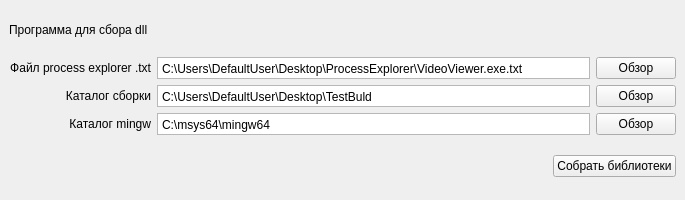
Above: mainwindow.ui from DmB0l/BuilderRedistFromProcExpl before the change. Below: the same form after it.
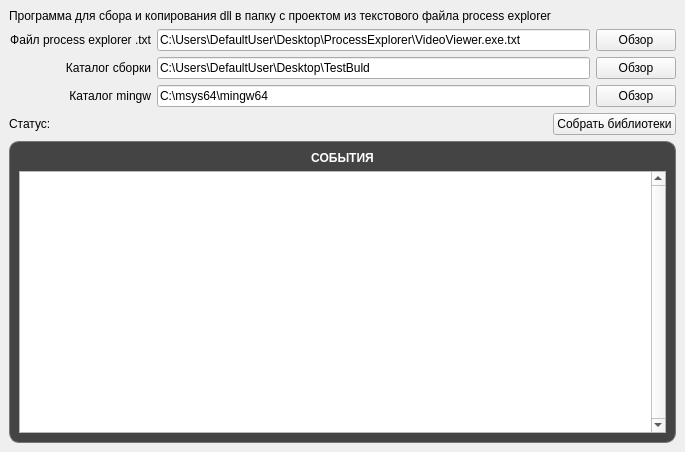
That is the form after the change.

Patch:
```diff
--- a/mainwindow.ui
+++ b/mainwindow.ui
@@ -7,7 +7,7 @@
     <x>0</x>
     <y>0</y>
     <width>685</width>
-    <height>200</height>
+    <height>452</height>
    </rect>
   </property>
   <property name="minimumSize">
@@ -17,44 +17,12 @@
    </size>
   </property>
   <property name="windowTitle">
-   <string>MainWindow</string>
+   <string>BuilderRedistFromProcExpl</string>
   </property>
   <widget class="QWidget" name="centralwidget">
    <layout class="QGridLayout" name="gridLayout">
-    <item row="5" column="2">
-     <widget class="QPushButton" name="PB_startBuild">
-      <property name="sizePolicy">
-       <sizepolicy hsizetype="Maximum" vsizetype="Maximum">
-        <horstretch>0</horstretch>
-        <verstretch>0</verstretch>
-       </sizepolicy>
-      </property>
-      <property name="text">
-       <string>Собрать библиотеки</string>
-      </property>
-     </widget>
-    </item>
     <item row="1" column="1" colspan="2">
      <layout class="QGridLayout" name="gridLayout_3">
-      <item row="2" column="1">
-       <widget class="QPlainTextEdit" name="PTE_mingwDir">
-        <property name="sizePolicy">
-         <sizepolicy hsizetype="Preferred" vsizetype="Ignored">
-          <horstretch>0</horstretch>
-          <verstretch>0</verstretch>
-         </sizepolicy>
-        </property>
-        <property name="verticalScrollBarPolicy">
-         <enum>Qt::ScrollBarPolicy::ScrollBarAlwaysOff</enum>
-        </property>
-        <property name="horizontalScrollBarPolicy">
-         <enum>Qt::ScrollBarPolicy::ScrollBarAlwaysOff</enum>
-        </property>
-        <property name="plainText">
-         <string>C:\msys64\mingw64</string>
-        </property>
-       </widget>
-      </item>
       <item row="2" column="2">
        <widget class="QPushButton" name="PB_browseMingwDir">
         <property name="sizePolicy">
@@ -68,38 +36,6 @@
         </property>
        </widget>
       </item>
-      <item row="0" column="2">
-       <widget class="QPushButton" name="PB_browsePE">
-        <property name="sizePolicy">
-         <sizepolicy hsizetype="Maximum" vsizetype="Maximum">
-          <horstretch>0</horstretch>
-          <verstretch>0</verstretch>
-         </sizepolicy>
-        </property>
-        <property name="text">
-         <string>Обзор</string>
-        </property>
-       </widget>
-      </item>
-      <item row="1" column="1">
-       <widget class="QPlainTextEdit" name="PTE_buildDir">
-        <property name="sizePolicy">
-         <sizepolicy hsizetype="Preferred" vsizetype="Ignored">
-          <horstretch>0</horstretch>
-          <verstretch>0</verstretch>
-         </sizepolicy>
-        </property>
-        <property name="verticalScrollBarPolicy">
-         <enum>Qt::ScrollBarPolicy::ScrollBarAlwaysOff</enum>
-        </property>
-        <property name="horizontalScrollBarPolicy">
-         <enum>Qt::ScrollBarPolicy::ScrollBarAlwaysOff</enum>
-        </property>
-        <property name="plainText">
-         <string>C:\Users\DefaultUser\Desktop\TestBuld</string>
-        </property>
-       </widget>
-      </item>
       <item row="1" column="2">
        <widget class="QPushButton" name="PB_browseBuildDir">
         <property name="sizePolicy">
@@ -113,22 +49,17 @@
         </property>
        </widget>
       </item>
-      <item row="2" column="0">
-       <widget class="QLabel" name="label_3">
-        <property name="sizePolicy">
-         <sizepolicy hsizetype="Maximum" vsizetype="Maximum">
-          <horstretch>0</horstretch>
-          <verstretch>0</verstretch>
-         </sizepolicy>
-        </property>
-        <property name="layoutDirection">
-         <enum>Qt::LayoutDirection::RightToLeft</enum>
-        </property>
+      <item row="0" column="1">
+       <widget class="QLineEdit" name="PTE_procExplFile">
         <property name="text">
-         <string>Каталог mingw</string>
+         <string>C:\Users\DefaultUser\Desktop\ProcessExplorer\VideoViewer.exe.txt</string>
         </property>
-        <property name="alignment">
-         <set>Qt::AlignmentFlag::AlignRight|Qt::AlignmentFlag::AlignTrailing|Qt::AlignmentFlag::AlignVCenter</set>
+       </widget>
+      </item>
+      <item row="1" column="1">
+       <widget class="QLineEdit" name="PTE_buildDir">
+        <property name="text">
+         <string>C:\Users\DefaultUser\Desktop\TestBuld</string>
         </property>
        </widget>
       </item>
@@ -151,25 +82,42 @@
         </property>
        </widget>
       </item>
-      <item row="0" column="1">
-       <widget class="QPlainTextEdit" name="PTE_procExplFile">
+      <item row="0" column="2">
+       <widget class="QPushButton" name="PB_browsePE">
         <property name="sizePolicy">
-         <sizepolicy hsizetype="Preferred" vsizetype="Ignored">
+         <sizepolicy hsizetype="Maximum" vsizetype="Maximum">
           <horstretch>0</horstretch>
           <verstretch>0</verstretch>
          </sizepolicy>
         </property>
-        <property name="frameShape">
-         <enum>QFrame::Shape::StyledPanel</enum>
+        <property name="text">
+         <string>Обзор</string>
         </property>
-        <property name="verticalScrollBarPolicy">
-         <enum>Qt::ScrollBarPolicy::ScrollBarAlwaysOff</enum>
+       </widget>
+      </item>
+      <item row="2" column="1">
+       <widget class="QLineEdit" name="PTE_mingwDir">
+        <property name="text">
+         <string>C:\msys64\mingw64</string>
         </property>
-        <property name="horizontalScrollBarPolicy">
-         <enum>Qt::ScrollBarPolicy::ScrollBarAlwaysOff</enum>
+       </widget>
+      </item>
+      <item row="2" column="0">
+       <widget class="QLabel" name="label_3">
+        <property name="sizePolicy">
+         <sizepolicy hsizetype="Maximum" vsizetype="Maximum">
+          <horstretch>0</horstretch>
+          <verstretch>0</verstretch>
+         </sizepolicy>
         </property>
-        <property name="plainText">
-         <string>C:\Users\DefaultUser\Desktop\ProcessExplorer\VideoViewer.exe.txt</string>
+        <property name="layoutDirection">
+         <enum>Qt::LayoutDirection::RightToLeft</enum>
+        </property>
+        <property name="text">
+         <string>Каталог mingw</string>
+        </property>
+        <property name="alignment">
+         <set>Qt::AlignmentFlag::AlignRight|Qt::AlignmentFlag::AlignTrailing|Qt::AlignmentFlag::AlignVCenter</set>
         </property>
        </widget>
       </item>
@@ -203,7 +151,80 @@
        </sizepolicy>
       </property>
       <property name="text">
-       <string>Программа для сбора dll</string>
+       <string>Программа для сбора и копирования dll в папку с проектом из текстового файла process explorer</string>
+      </property>
+     </widget>
+    </item>
+    <item row="5" column="2">
+     <widget class="QPushButton" name="PB_startBuild">
+      <property name="sizePolicy">
+       <sizepolicy hsizetype="Maximum" vsizetype="Maximum">
+        <horstretch>0</horstretch>
+        <verstretch>0</verstretch>
+       </sizepolicy>
+      </property>
+      <property name="text">
+       <string>Собрать библиотеки</string>
+      </property>
+     </widget>
+    </item>
+    <item row="6" column="1" colspan="2">
+     <widget class="QFrame" name="frame">
+      <property name="styleSheet">
+       <string notr="true">#frame {
+  border: 1px solid #777;
+  border-radius: 10px;
+  background-color: #444;
+  color: #fff;
+}
+</string>
+      </property>
+      <property name="frameShape">
+       <enum>QFrame::Shape::StyledPanel</enum>
+      </property>
+      <property name="frameShadow">
+       <enum>QFrame::Shadow::Raised</enum>
+      </property>
+      <layout class="QGridLayout" name="gridLayout_2">
+       <item row="0" column="0">
+        <widget class="QLabel" name="label_5">
+         <property name="font">
+          <font>
+           <pointsize>9</pointsize>
+           <bold>true</bold>
+          </font>
+         </property>
+         <property name="styleSheet">
+          <string notr="true">
+  background-color: #444;
+  color: #fff;
+</string>
+         </property>
+         <property name="text">
+          <string>СОБЫТИЯ</string>
+         </property>
+         <property name="alignment">
+          <set>Qt::AlignmentFlag::AlignCenter</set>
+         </property>
+        </widget>
+       </item>
+       <item row="1" column="0">
+        <widget class="QPlainTextEdit" name="TE_features">
+         <property name="verticalScrollBarPolicy">
+          <enum>Qt::ScrollBarPolicy::ScrollBarAlwaysOn</enum>
+         </property>
+         <property name="sizeAdjustPolicy">
+          <enum>QAbstractScrollArea::SizeAdjustPolicy::AdjustIgnored</enum>
+         </property>
+        </widget>
+       </item>
+      </layout>
+     </widget>
+    </item>
+    <item row="5" column="1">
+     <widget class="QLabel" name="L_status">
+      <property name="text">
+       <string>Статус:</string>
       </property>
      </widget>
     </item>
```
